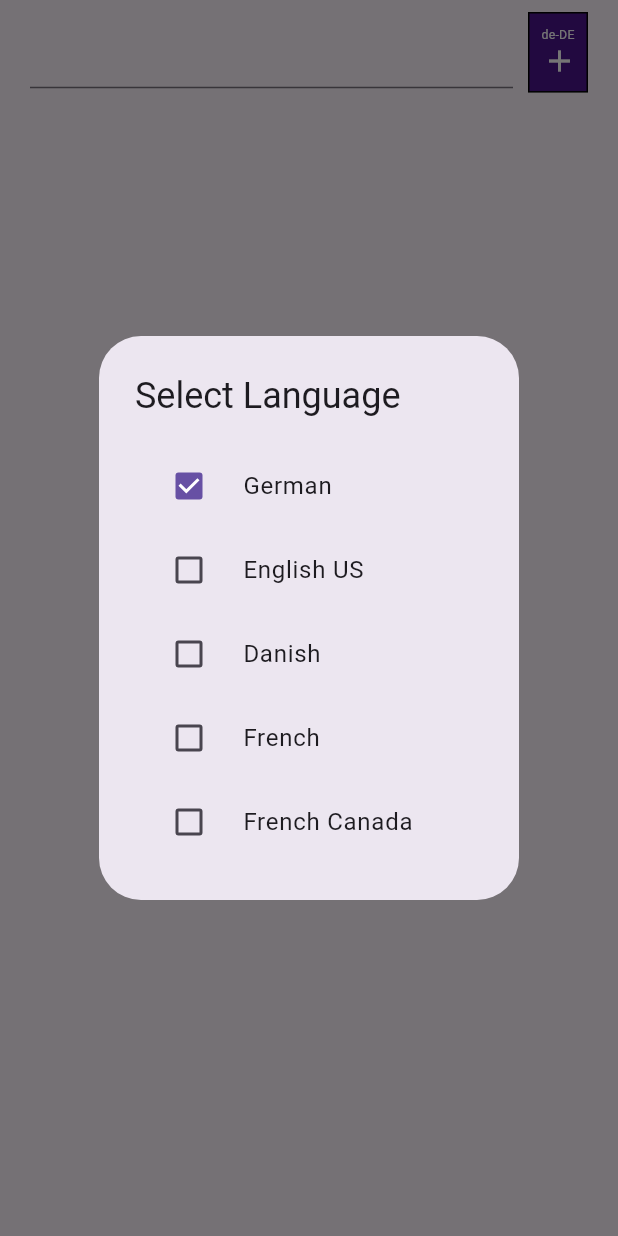
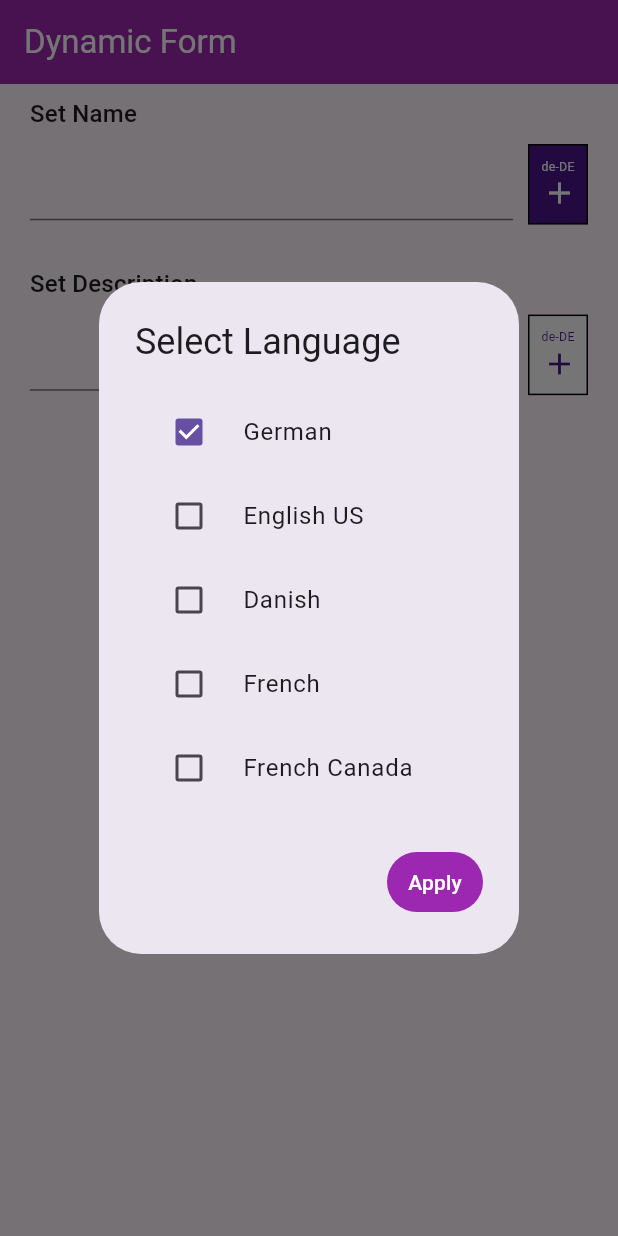
Before and after one commit to grusic91/dynamic_form_builder, a Flutter app: the screen it shows after launch, after a tap on "de-DE", on a phone screen of 412 x 824 dp. Run offline on Flutter 3.47's test engine with Material 3 defaults, Android fonts, the phone set to English and light mode, and no system bars.

Commit message:
adds description fields.

```diff
--- a/lib/add_moe_languages_input_btn.dart
+++ b/lib/add_moe_languages_input_btn.dart
@@ -8,12 +8,14 @@ final class AddMoreLanguageInputButton extends StatefulWidget {
   final String languageCode;
   final String fieldType;
   final FormObject object;
+  final Function updateFormObjectInput;
 
   const AddMoreLanguageInputButton({
     super.key,
     required this.languageCode,
     required this.fieldType,
     required this.object,
+    required this.updateFormObjectInput,
   });
 
   @override
@@ -82,7 +84,7 @@ class _AddMoreLanguageInputButtonState
   }
 
   void showAvailableLanguagesSelectorDialog() async {
-    Set<dynamic> selectedLanguages = widget.fieldType == 'name'
+    Set<String> selectedLanguages = widget.fieldType == 'name'
         ? Set.from(widget.object.name.keys)
         : Set.from(widget.object.description.keys);
 
@@ -101,6 +103,7 @@ class _AddMoreLanguageInputButtonState
                       controlAffinity: ListTileControlAffinity.leading,
                       value: selectedLanguages.contains(language.keys.first),
                       onChanged: (bool? value) {
+                        if (value == true || selectedLanguages.length > 1) {
                           setState(() {
                             if (value == true) {
                               selectedLanguages.add(language.keys.first);
@@ -108,6 +111,7 @@ class _AddMoreLanguageInputButtonState
                               selectedLanguages.remove(language.keys.first);
                             }
                           });
+                        }
                       },
                     );
                   }).toList(),
@@ -115,6 +119,20 @@ class _AddMoreLanguageInputButtonState
               );
             },
           ),
+          actions: <Widget>[
+            TextButton(
+              onPressed: () {
+                Navigator.of(context).pop(selectedLanguages);
+              },
+              style: TextButton.styleFrom(backgroundColor: Colors.purple),
+              child: const Text(
+                "Apply",
+                style: TextStyle(
+                  color: Colors.white,
+                ),
+              ),
+            )
+          ],
         );
       },
     ).whenComplete(() {
@@ -126,6 +144,7 @@ class _AddMoreLanguageInputButtonState
     if (result != null) {
       setState(() {
         _selectedLanguages = result;
+        widget.updateFormObjectInput(_selectedLanguages, widget.fieldType);
       });
     }
   }
--- a/lib/app.dart
+++ b/lib/app.dart
@@ -7,6 +7,7 @@ final class DynamicFormApp extends StatelessWidget {
   @override
   Widget build(BuildContext context) {
     return MaterialApp(
+      debugShowCheckedModeBanner: false,
       theme: ThemeData(useMaterial3: true),
       home: const DynamicFormHome(),
     );
--- a/lib/build_input_field.dart
+++ b/lib/build_input_field.dart
@@ -1,5 +1,4 @@
 import 'package:dynamic_form_builder/add_moe_languages_input_btn.dart';
-import 'package:dynamic_form_builder/data/server_data.dart';
 import 'package:dynamic_form_builder/models/object.dart';
 import 'package:flutter/material.dart';
 
@@ -12,13 +11,19 @@ Widget buildInputField({
   required Map<String, FocusNode> focusNodes,
   required FormObject object,
   required OnInputValueChange onInputValueChange,
+  required updateFormObjectInput,
 }) {
   String languageCode = entry.key;
   // Generate a unique key for each TextFormField
   Key fieldKey = Key('${fieldType}_$languageCode');
   String key = fieldType + languageCode;
   FocusNode? focusNode = focusNodes[key];
-  return Column(
+  return Container(
+    margin: const EdgeInsets.symmetric(
+      vertical: 8,
+      horizontal: 0,
+    ),
+    child: Column(
       children: [
         Row(
           children: [
@@ -40,9 +45,11 @@ Widget buildInputField({
               languageCode: languageCode,
               fieldType: fieldType,
               object: object,
+              updateFormObjectInput: updateFormObjectInput,
             ),
           ],
         )
       ],
+    ),
   );
 }
--- a/lib/dynamic_form.dart
+++ b/lib/dynamic_form.dart
@@ -38,6 +38,27 @@ class _DynamicFormState extends State<DynamicForm> {
     }
   }
 
+  void updateFormObjectInput(languages, String fieldType) {
+    Map<String, String> newFormTextInputValues = {};
+
+    for (var lang in languages) {
+      if (fieldType == 'name') {
+        newFormTextInputValues[lang] = object!.name[lang] ?? '';
+      } else {
+        newFormTextInputValues[lang] = object!.description[lang] ?? '';
+      }
+    }
+    if (fieldType == 'name') {
+      setState(() {
+        object!.name = newFormTextInputValues;
+      });
+    } else {
+      setState(() {
+        object!.description = newFormTextInputValues;
+      });
+    }
+  }
+
   @override
   Widget build(BuildContext context) {
     return SafeArea(
@@ -49,6 +70,11 @@ class _DynamicFormState extends State<DynamicForm> {
             crossAxisAlignment: CrossAxisAlignment.start,
             children: [
               if (object != null)
+                Text(
+                  "Set Name",
+                  style: Theme.of(context).textTheme.titleMedium,
+                ),
+              if (object != null)
                 ...object!.name.entries
                     .map((entry) => buildInputField(
                           entry: entry,
@@ -56,10 +82,36 @@ class _DynamicFormState extends State<DynamicForm> {
                           fieldType: 'name',
                           focusNodes: _focusNodes,
                           object: object!,
+                          updateFormObjectInput: updateFormObjectInput,
                           onInputValueChange:
                               (String languageCode, String value) {
                             setState(() {
                               object!.name[languageCode] = value;
+                            });
+                          },
+                        ))
+                    .toList(),
+              const SizedBox(
+                height: 20,
+              ),
+              if (object != null)
+                Text(
+                  "Set Description",
+                  style: Theme.of(context).textTheme.titleMedium,
+                ),
+              if (object != null)
+                ...object!.description.entries
+                    .map((entry) => buildInputField(
+                          entry: entry,
+                          formKey: _formKey,
+                          fieldType: 'description',
+                          focusNodes: _focusNodes,
+                          object: object!,
+                          updateFormObjectInput: updateFormObjectInput,
+                          onInputValueChange:
+                              (String languageCode, String value) {
+                            setState(() {
+                              object!.description[languageCode] = value;
                             });
                           },
                         ))
--- a/lib/home.dart
+++ b/lib/home.dart
@@ -6,8 +6,15 @@ final class DynamicFormHome extends StatelessWidget {
 
   @override
   Widget build(BuildContext context) {
-    return const Scaffold(
-      body: DynamicForm(),
+    return Scaffold(
+      appBar: AppBar(
+        title: const Text(
+          "Dynamic Form",
+          style: TextStyle(color: Colors.white),
+        ),
+        backgroundColor: Colors.purple,
+      ),
+      body: const DynamicForm(),
     );
   }
 }
```
Lines whose indentation alone changed are shown as unchanged.
